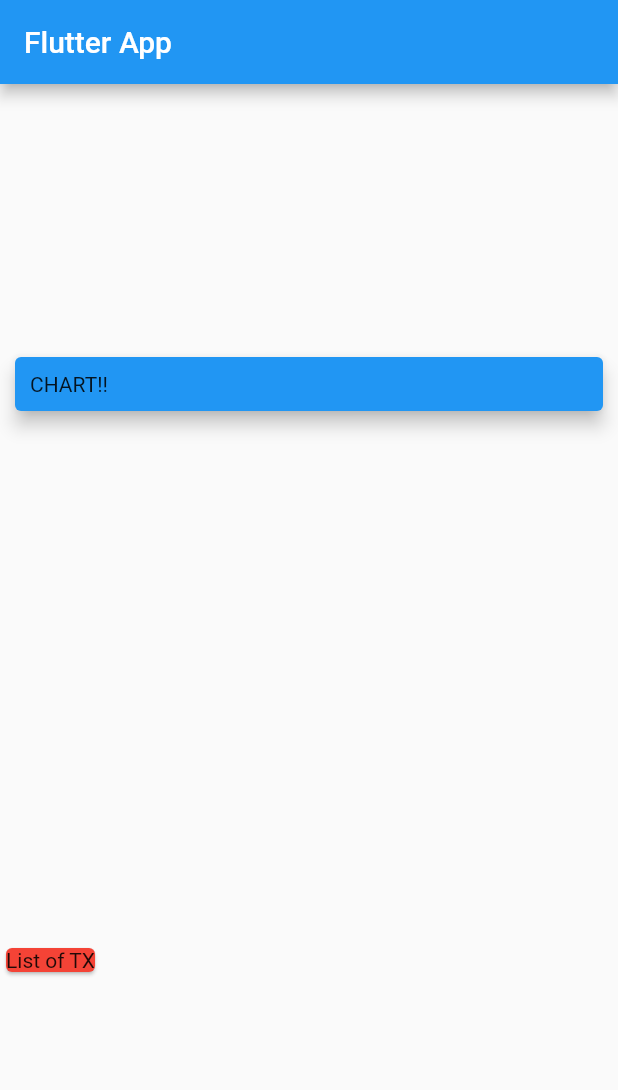
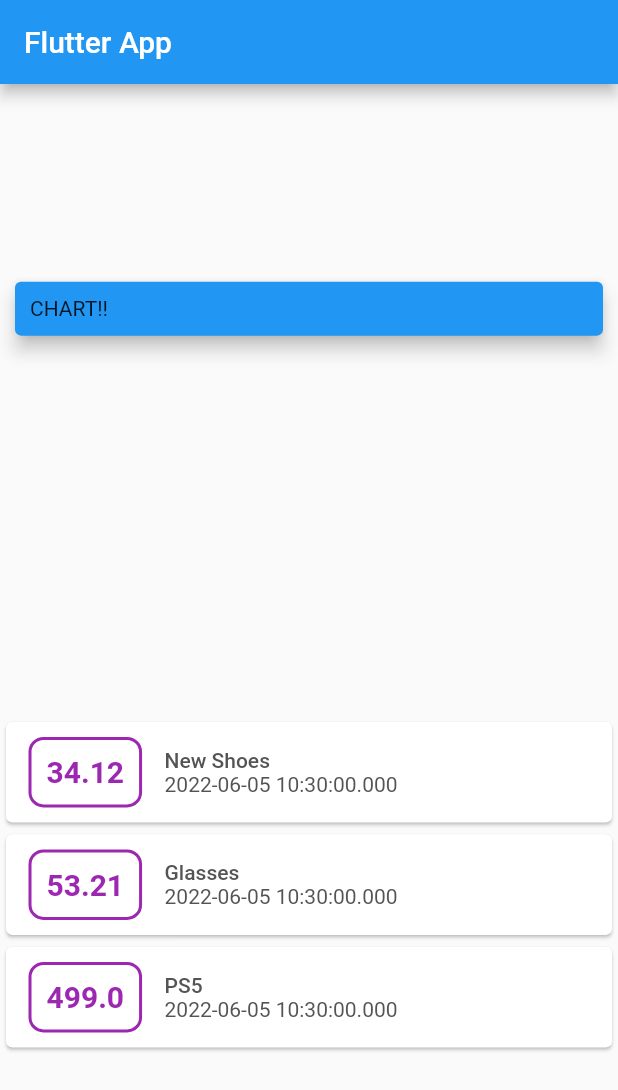
Before and after one commit to Yasser-Shehab/flutter-personal-expenses, a Flutter app: the screen it shows after launch, on a phone screen of 412 x 824 dp. Shown: the top 1090 px of the screen. Run offline on Flutter 3.47's test engine with Material 2 defaults, Android fonts, the phone set to English and light mode, and no system bars.

Commit message:
Added Custom Card Styling and Border Radius

```diff
--- a/lib/main.dart
+++ b/lib/main.dart
@@ -4,6 +4,7 @@
 // ignore_for_file: sort_child_properties_last
 
 import 'package:flutter/material.dart';
+import './transaction.dart';
 
 void main() => runApp(MyApp());
 
@@ -18,6 +19,14 @@ class MyApp extends StatelessWidget {
 }
 
 class MyHomePage extends StatelessWidget {
+  final List<Transaction> transactions = [
+    Transaction(
+        id: 't1', title: 'New Shoes', amount: 34.12, date: DateTime.now()),
+    Transaction(
+        id: 't1', title: 'Glasses', amount: 53.21, date: DateTime.now()),
+    Transaction(id: 't1', title: 'PS5', amount: 499, date: DateTime.now()),
+  ];
+
   @override
   Widget build(BuildContext context) {
     return Scaffold(
@@ -36,10 +45,45 @@ class MyHomePage extends StatelessWidget {
             ),
             elevation: 5,
           ),
-          Card(
-            color: Colors.red,
-            child: Text('List of TX'),
-          ),
+          Column(
+            children: transactions.map((tx) {
+              return Card(
+                child: Row(
+                  children: [
+                    Container(
+                      padding: EdgeInsets.all(10),
+                      margin:
+                          EdgeInsets.symmetric(vertical: 10, horizontal: 15),
+                      decoration: BoxDecoration(
+                          borderRadius: BorderRadius.circular(10),
+                          border: Border.all(color: Colors.purple, width: 2)),
+                      child: Text(
+                        style: TextStyle(
+                            fontWeight: FontWeight.bold,
+                            fontSize: 20,
+                            color: Colors.purple),
+                        tx.amount.toString(),
+                      ),
+                    ),
+                    Column(
+                      crossAxisAlignment: CrossAxisAlignment.start,
+                      children: [
+                        Text(
+                            style: TextStyle(
+                                fontWeight: FontWeight.w500,
+                                color: Color.fromARGB(255, 85, 84, 84)),
+                            tx.title),
+                        Text(
+                            style: TextStyle(
+                                color: Color.fromARGB(255, 85, 84, 84)),
+                            tx.date.toString())
+                      ],
+                    )
+                  ],
+                ),
+              );
+            }).toList(),
+          )
         ],
       ),
     );
--- /dev/null
+++ b/lib/transaction.dart
@@ -0,0 +1,14 @@
+import 'package:flutter/cupertino.dart';
+
+class Transaction {
+  final String id;
+  final String title;
+  final double amount;
+  final DateTime date;
+
+  Transaction(
+      {required this.id,
+      required this.title,
+      required this.amount,
+      required this.date});
+}
```
